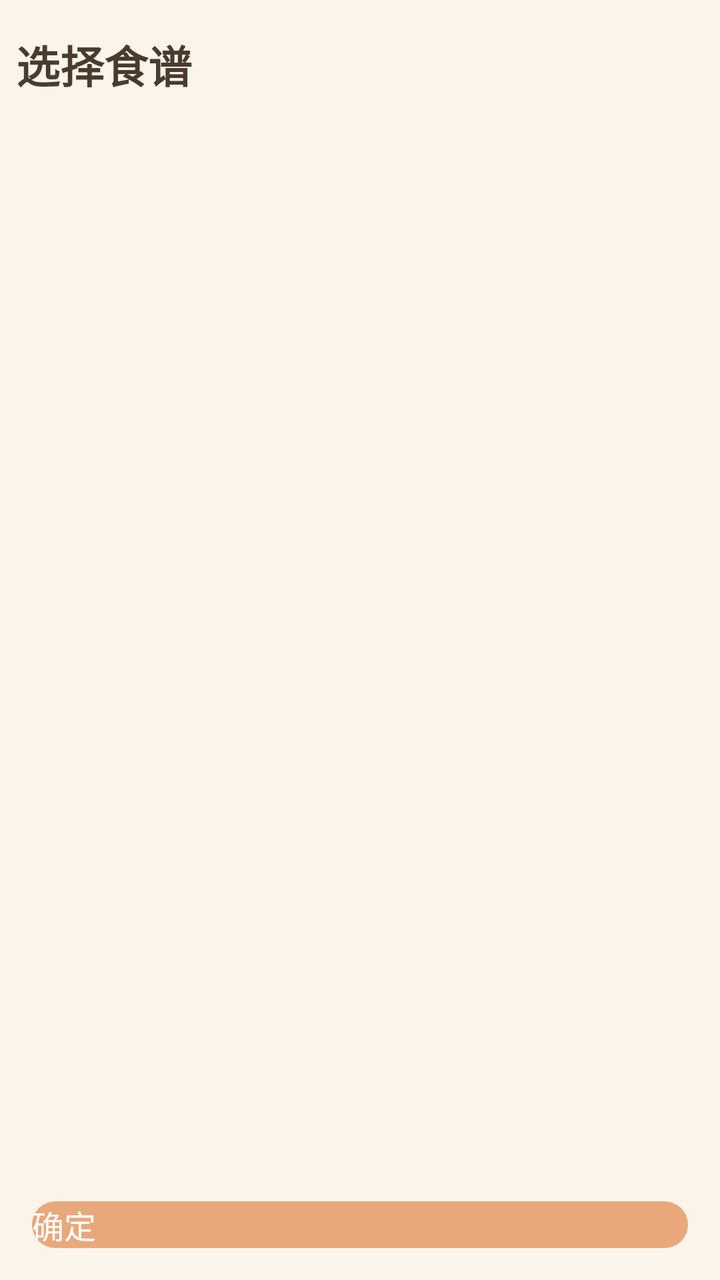
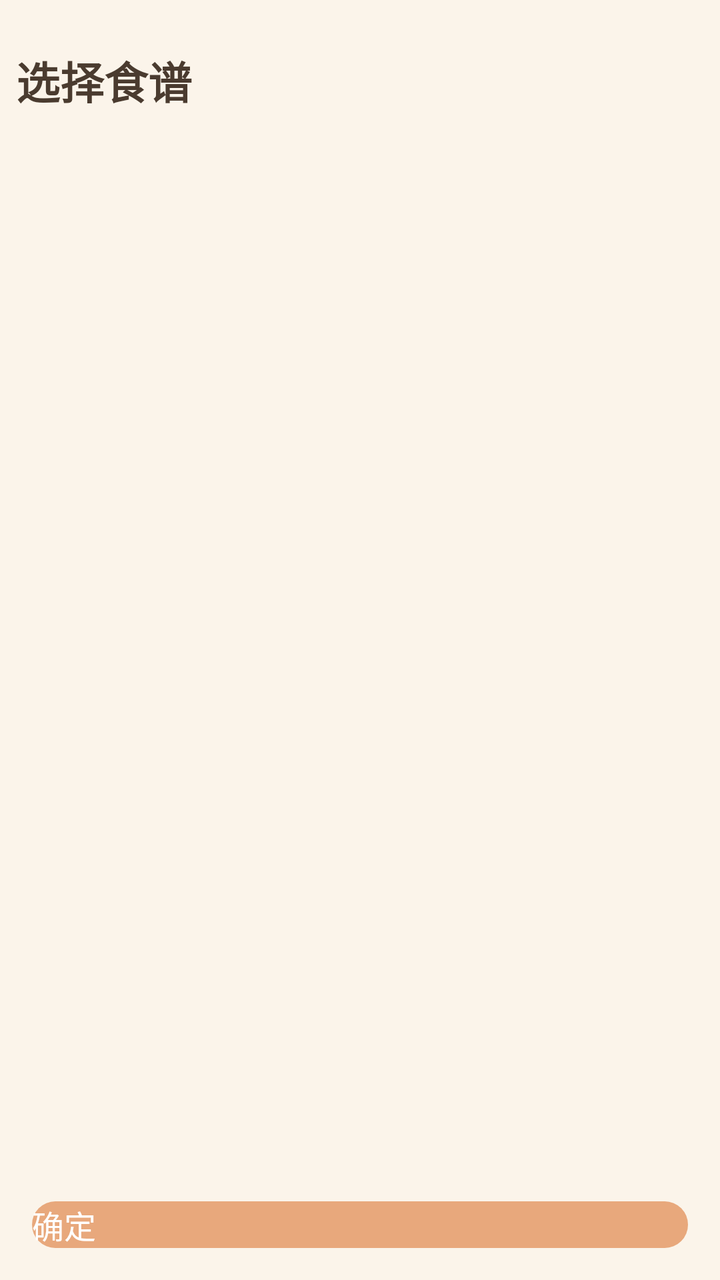

An Android layout rendered at two revisions. The XML below is the earlier revision; the diff shows what the commit changed to produce the second picture.
<!-- AndroidManifest.xml: application theme Theme.WarmRecipes -->
<!-- res/layout/fragment_plan.xml -->
<?xml version="1.0" encoding="utf-8"?>
<LinearLayout xmlns:android="http://schemas.android.com/apk/res/android"
    android:layout_width="match_parent"
    android:layout_height="match_parent"
    android:orientation="vertical">

    <LinearLayout
        android:layout_width="match_parent"
        android:layout_height="wrap_content"
        android:orientation="horizontal"
        android:gravity="center_vertical"
        android:paddingLeft="8dp"
        android:paddingRight="8dp"
        android:paddingTop="16dp"
        android:paddingBottom="8dp">

        <Button
            android:id="@+id/plan_back"
            android:layout_width="wrap_content"
            android:layout_height="wrap_content"
            android:minHeight="0dp"
            android:minWidth="0dp"
            android:paddingLeft="12dp"
            android:paddingRight="12dp"
            android:paddingTop="8dp"
            android:paddingBottom="8dp"
            android:background="?android:attr/selectableItemBackgroundBorderless"
            android:text="←"
            android:textSize="22sp"
            android:textColor="?android:attr/colorAccent"
            android:stateListAnimator="@null"
            android:visibility="gone" />

        <TextView
            android:id="@+id/plan_title"
            android:layout_width="0dp"
            android:layout_height="wrap_content"
            android:layout_weight="1"
            android:text="选择食谱"
            android:textSize="22sp"
            android:textStyle="bold"
            android:textColor="?android:attr/textColorPrimary" />

        <Button
            android:id="@+id/plan_modify"
            android:layout_width="wrap_content"
            android:layout_height="wrap_content"
            android:minHeight="0dp"
            android:minWidth="0dp"
            android:paddingLeft="14dp"
            android:paddingRight="14dp"
            android:paddingTop="8dp"
            android:paddingBottom="8dp"
            android:background="?android:attr/selectableItemBackgroundBorderless"
            android:text="修改"
            android:textAllCaps="false"
            android:textSize="14sp"
            android:textColor="?android:attr/colorAccent"
            android:stateListAnimator="@null"
            android:visibility="gone" />
    </LinearLayout>

    <FrameLayout
        android:id="@+id/plan_content"
        android:layout_width="match_parent"
        android:layout_height="0dp"
        android:layout_weight="1" />

    <Button
        android:id="@+id/plan_action"
        android:layout_width="match_parent"
        android:layout_height="wrap_content"
        android:layout_margin="16dp"
        android:background="@drawable/bg_button_primary"
        android:text="确定"
        android:textAllCaps="false"
        android:textSize="16sp"
        android:textColor="?attr/colorOnAccent"
        android:stateListAnimator="@null" />
</LinearLayout>
<!-- resources referenced by this layout -->
<resources>
  <!-- drawable bg_button_primary (drawable) -->
  <?xml version="1.0" encoding="utf-8"?>
  <shape xmlns:android="http://schemas.android.com/apk/res/android"
      android:shape="rectangle">
      <solid android:color="?android:attr/colorPrimary" />
      <corners android:radius="24dp" />
  </shape>
  <style name="Theme.WarmRecipes" parent="android:Theme.Material.Light.NoActionBar">
          <item name="android:windowBackground">#FBF4EA</item>
          <item name="android:colorPrimary">#E8A87C</item>
          <item name="android:colorPrimaryDark">#D28A5E</item>
          <item name="android:colorAccent">#E8A87C</item>
          <item name="android:statusBarColor">#FBF4EA</item>
          <item name="android:navigationBarColor">#FBF4EA</item>
          <item name="android:windowOptOutEdgeToEdgeEnforcement">true</item>
          <item name="android:windowLightStatusBar">true</item>
          <item name="android:windowLightNavigationBar">true</item>
          <item name="android:textColorPrimary">#4A3B2F</item>
          <item name="android:textColorSecondary">#9C8B7C</item>
          <item name="android:colorBackground">#FBF4EA</item>
          <item name="colorSurface">#FFFFFF</item>
          <item name="colorSurfaceAlt">#F3E7D6</item>
          <item name="colorDivider">#EFE3D4</item>
          <item name="colorOnAccent">#FFFFFF</item>
      </style>
</resources>

<!-- the commit's change to res/layout/fragment_plan.xml (unified diff, before → after) -->
@@ -11,7 +11,7 @@
         android:gravity="center_vertical"
         android:paddingLeft="8dp"
         android:paddingRight="8dp"
-        android:paddingTop="16dp"
+        android:paddingTop="24dp"
         android:paddingBottom="8dp">
 
         <Button
<!-- resource entries referenced after the edit -->
@@ -14,7 +14,6 @@
           <item name="android:colorAccent">#E8A87C</item>
           <item name="android:statusBarColor">#FBF4EA</item>
           <item name="android:navigationBarColor">#FBF4EA</item>
-          <item name="android:windowOptOutEdgeToEdgeEnforcement">true</item>
           <item name="android:windowLightStatusBar">true</item>
           <item name="android:windowLightNavigationBar">true</item>
           <item name="android:textColorPrimary">#4A3B2F</item>
